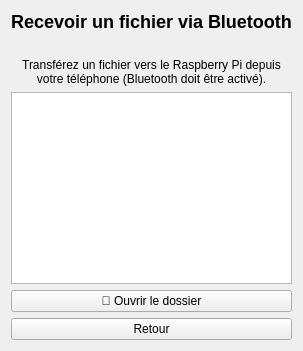
Eliasgnd/Eau-couper_by_AE, file BluetoothReceiverDialog.ui: the form before one commit.
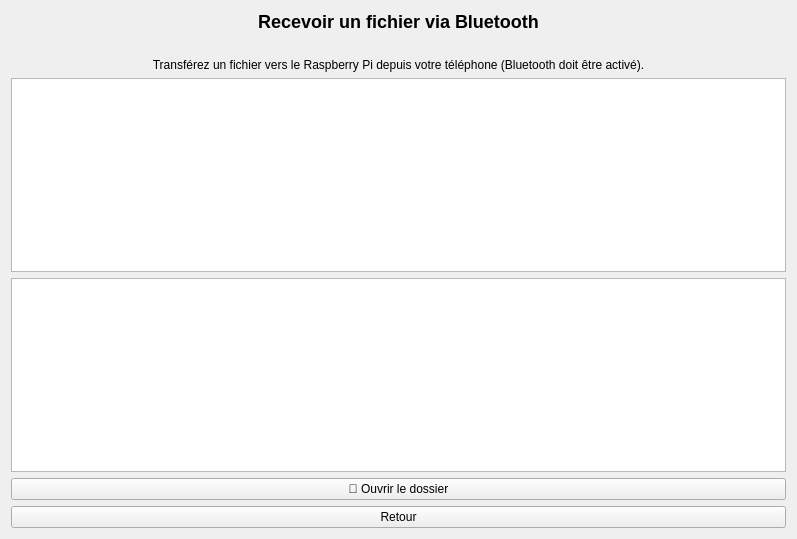
The form after the commit. Icons and pictures are not drawn.

```diff
--- a/BluetoothReceiverDialog.ui
+++ b/BluetoothReceiverDialog.ui
@@ -2,7 +2,15 @@
 <ui version="4.0">
  <class>BluetoothReceiverDialog</class>
  <widget class="QWidget" name="BluetoothReceiverDialog">
-  <layout class="QVBoxLayout" name="verticalLayout" >
+  <property name="geometry">
+   <rect>
+    <x>0</x>
+    <y>0</y>
+    <width>797</width>
+    <height>539</height>
+   </rect>
+  </property>
+  <layout class="QVBoxLayout" name="verticalLayout">
    <item>
     <widget class="QLabel" name="titleLabel">
      <property name="text">
@@ -42,6 +50,13 @@
    <item>
     <widget class="QListWidget" name="fileListWidget"/>
    </item>
+   <item>
+    <widget class="QPlainTextEdit" name="logTextEdit">
+     <property name="readOnly">
+      <bool>true</bool>
+     </property>
+    </widget>
+   </item>
    <item>
    <widget class="QPushButton" name="openFolderButton">
     <property name="text">
```
Left out of the diff: 25 changed lines with no effect on the pictures. Lines whose indentation alone changed are shown as unchanged.
